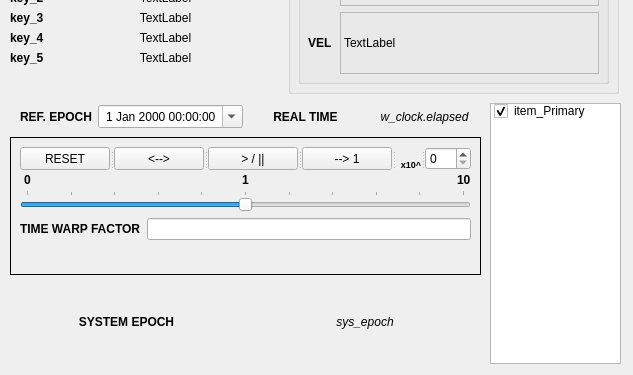
Before: the Qt Designer form ui/gui_tiled.ui in MadMaxFZ/sns2, drawn with Qt 5; both pictures show x 0 to 633 and y 447 to 822 of the 633 by 822 pixel window.
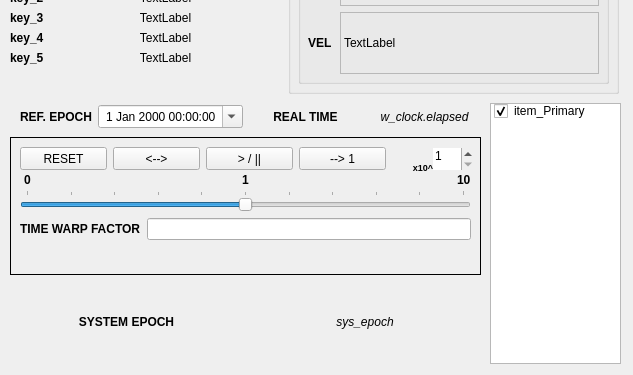
After: the same form once the commit is applied.

Commit message: FUCK YEAH!!! Tweaked the GUI layout a bit, still must get the EpochTimer widget working. Will have to fix from almost the ground up(?) for the visuals organization and communication of transform data. At that point, we will have an instrumented 3D solar system simulation!!

What changed in the file:
```diff
--- a/ui/gui_tiled.ui
+++ b/ui/gui_tiled.ui
@@ -183,19 +183,37 @@
         <set>Qt::AlignLeading|Qt::AlignLeft|Qt::AlignVCenter</set>
        </property>
       </widget>
-      <widget class="QSplitter" name="splitter">
+      <widget class="QWidget" name="layoutWidget">
        <property name="geometry">
         <rect>
          <x>10</x>
-         <y>10</y>
+         <y>80</y>
          <width>451</width>
-         <height>23</height>
+         <height>24</height>
         </rect>
        </property>
-       <property name="orientation">
-        <enum>Qt::Horizontal</enum>
-       </property>
+       <layout class="QHBoxLayout" name="horizontalLayout">
+        <item>
+         <widget class="QLabel" name="lf_twarp">
+          <property name="text">
+           <string>&lt;html&gt;&lt;head/&gt;&lt;body&gt;&lt;p&gt;&lt;span style=&quot; font-weight:600;&quot;&gt;TIME WARP FACTOR&lt;/span&gt;&lt;/p&gt;&lt;/body&gt;&lt;/html&gt;</string>
+          </property>
+         </widget>
+        </item>
+        <item>
+         <widget class="QLineEdit" name="time_warp"/>
+        </item>
+       </layout>
+      </widget>
        <widget class="QPushButton" name="btn_stop_reset">
+       <property name="geometry">
+        <rect>
+         <x>10</x>
+         <y>10</y>
+         <width>87</width>
+         <height>23</height>
+        </rect>
+       </property>
         <property name="sizePolicy">
          <sizepolicy hsizetype="MinimumExpanding" vsizetype="Fixed">
           <horstretch>0</horstretch>
@@ -207,21 +225,53 @@
         </property>
        </widget>
        <widget class="QPushButton" name="btn_reverse">
+       <property name="geometry">
+        <rect>
+         <x>103</x>
+         <y>10</y>
+         <width>87</width>
+         <height>23</height>
+        </rect>
+       </property>
         <property name="text">
          <string>&lt;--&gt;</string>
         </property>
        </widget>
        <widget class="QPushButton" name="btn_play_pause">
+       <property name="geometry">
+        <rect>
+         <x>196</x>
+         <y>10</y>
+         <width>87</width>
+         <height>23</height>
+        </rect>
+       </property>
         <property name="text">
          <string>&gt; / ||</string>
         </property>
        </widget>
        <widget class="QPushButton" name="btn_real_twarp">
+       <property name="geometry">
+        <rect>
+         <x>289</x>
+         <y>10</y>
+         <width>87</width>
+         <height>23</height>
+        </rect>
+       </property>
         <property name="text">
          <string>--&gt; 1</string>
         </property>
        </widget>
        <widget class="QLabel" name="lf_exp">
+       <property name="geometry">
+        <rect>
+         <x>390</x>
+         <y>20</y>
+         <width>33</width>
+         <height>16</height>
+        </rect>
+       </property>
         <property name="text">
          <string>&lt;html&gt;&lt;head/&gt;&lt;body&gt;&lt;p&gt;&lt;span style=&quot; font-size:7pt; font-weight:600;&quot;&gt;x10^&lt;/span&gt;&lt;/p&gt;&lt;/body&gt;&lt;/html&gt;</string>
         </property>
@@ -229,29 +279,27 @@
          <set>Qt::AlignBottom|Qt::AlignRight|Qt::AlignTrailing</set>
         </property>
        </widget>
-       <widget class="QSpinBox" name="time_wexp"/>
-      </widget>
-      <widget class="QWidget" name="layoutWidget">
+      <widget class="QSpinBox" name="time_wexp">
        <property name="geometry">
         <rect>
-         <x>10</x>
-         <y>80</y>
-         <width>451</width>
-         <height>24</height>
+         <x>423</x>
+         <y>11</y>
+         <width>40</width>
+         <height>22</height>
         </rect>
        </property>
-       <layout class="QHBoxLayout" name="horizontalLayout">
-        <item>
-         <widget class="QLabel" name="lf_twarp">
-          <property name="text">
-           <string>&lt;html&gt;&lt;head/&gt;&lt;body&gt;&lt;p&gt;&lt;span style=&quot; font-weight:600;&quot;&gt;TIME WARP FACTOR&lt;/span&gt;&lt;/p&gt;&lt;/body&gt;&lt;/html&gt;</string>
-          </property>
-         </widget>
-        </item>
-        <item>
-         <widget class="QLineEdit" name="time_warp"/>
-        </item>
-       </layout>
+       <property name="frame">
+        <bool>false</bool>
+       </property>
+       <property name="alignment">
+        <set>Qt::AlignLeading|Qt::AlignLeft|Qt::AlignTop</set>
+       </property>
+       <property name="minimum">
+        <number>1</number>
+       </property>
+       <property name="maximum">
+        <number>9</number>
+       </property>
       </widget>
      </widget>
     </item>
```
Left out of the diff: 2 changed lines with no effect on the pictures. Lines whose indentation alone changed are shown as unchanged. The commit also changes 1 other file.
